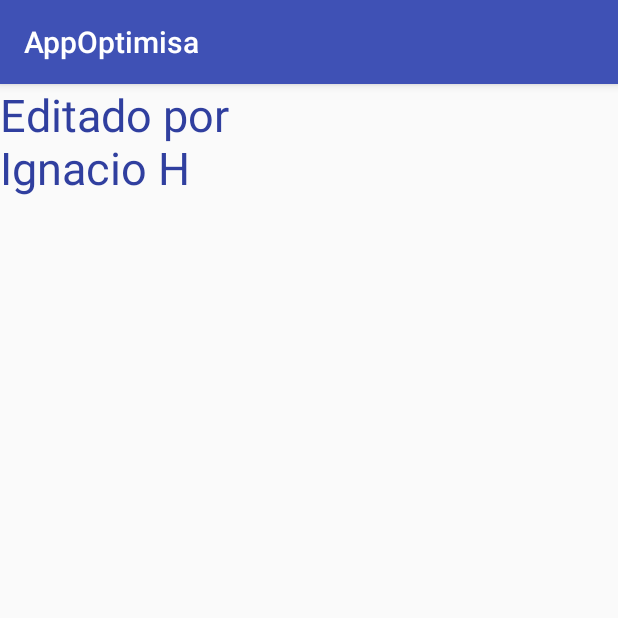
After one commit to optimisaoneteam/AndroidAPP, an Android app: the vista1Activity screen opened directly, with no data from a screen before it, on a phone screen of 412 x 824 dp, the top half of it. The commit adds this screen. Run offline under Robolectric (Android 15) with nearby library versions, the phone set to English and light mode, and no system bars.

Commit message:
Agregando una vista .vista1.

```diff
--- a/app/src/main/AndroidManifest.xml
+++ b/app/src/main/AndroidManifest.xml
@@ -16,6 +16,7 @@
                 <category android:name="android.intent.category.LAUNCHER" />
             </intent-filter>
         </activity>
+        <activity android:name=".vista1Activity"></activity>
     </application>
 
 </manifest>
--- /dev/null
+++ b/app/src/main/java/com/example/foyarzun/appoptimisa/vista1Activity.java
@@ -0,0 +1,13 @@
+package com.example.foyarzun.appoptimisa;
+
+import android.support.v7.app.AppCompatActivity;
+import android.os.Bundle;
+
+public class vista1Activity extends AppCompatActivity {
+
+    @Override
+    protected void onCreate(Bundle savedInstanceState) {
+        super.onCreate(savedInstanceState);
+        setContentView(R.layout.activity_vista1);
+    }
+}
--- /dev/null
+++ b/app/src/main/res/layout/activity_vista1.xml
@@ -0,0 +1,18 @@
+<?xml version="1.0" encoding="utf-8"?>
+<android.support.constraint.ConstraintLayout xmlns:android="http://schemas.android.com/apk/res/android"
+    xmlns:app="http://schemas.android.com/apk/res-auto"
+    xmlns:tools="http://schemas.android.com/tools"
+    android:layout_width="match_parent"
+    android:layout_height="match_parent"
+    tools:context="com.example.foyarzun.appoptimisa.vista1Activity">
+
+    <TextView
+        android:id="@+id/textView"
+        android:layout_width="210dp"
+        android:layout_height="89dp"
+        android:text="Editado por Ignacio H"
+        android:textColor="@color/colorPrimaryDark"
+        android:textSize="30sp"
+        tools:layout_editor_absoluteX="83dp"
+        tools:layout_editor_absoluteY="82dp" />
+</android.support.constraint.ConstraintLayout>
--- a/app/src/main/res/values/colors.xml
+++ b/app/src/main/res/values/colors.xml
@@ -1,6 +1,6 @@
 <?xml version="1.0" encoding="utf-8"?>
 <resources>
     <color name="colorPrimary">#3F51B5</color>
-    <color name="colorPrimaryDark">#303F9F</color>
+    <color name="colorPrimaryDark">#303f9f</color>
     <color name="colorAccent">#FF4081</color>
 </resources>
```
Also changed, not shown: app/src/main/java/com/example/foyarzun/appoptimisa/MainActivity.java (+23 -0 lines), app/src/main/res/layout/activity_main.xml (+9 -0 lines).
